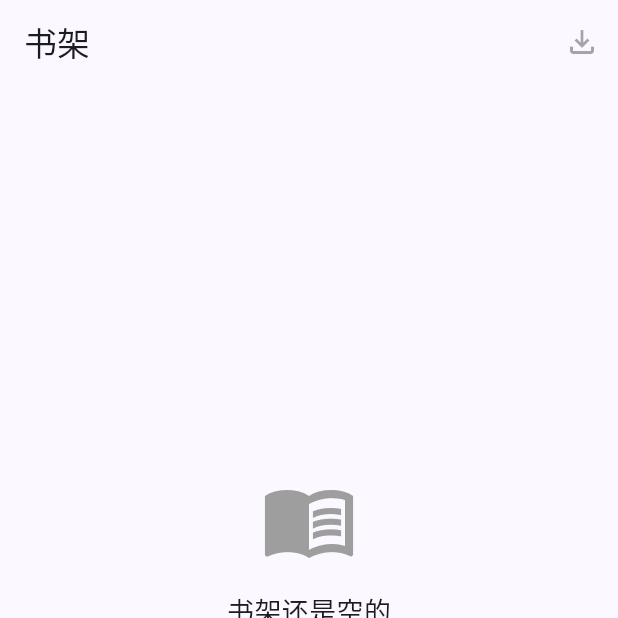
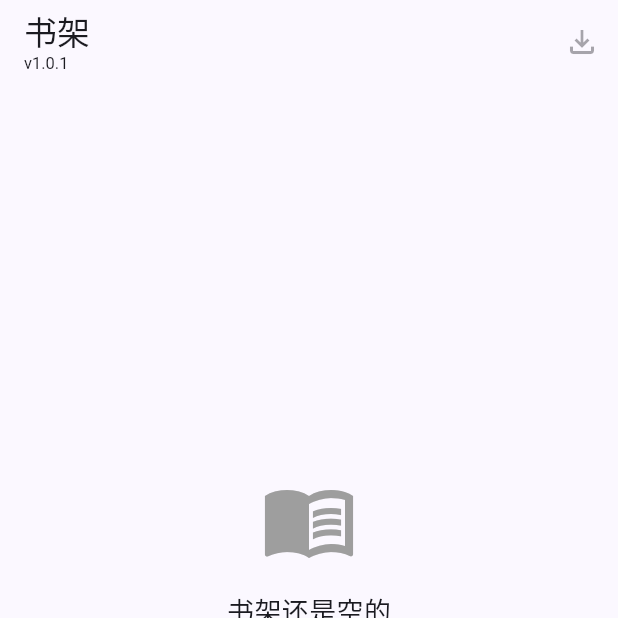
Before and after one commit to zhou18-book/dsh-demo, a Flutter app: the screen it shows after launch, on a phone screen of 412 x 824 dp, the top half of it. Run offline on Flutter 3.47's test engine with Material 3 defaults, Android fonts, the light colour scheme and no system bars; our stand-ins replace file_picker, sqflite, webview_flutter; accounts and stored records are empty.

Commit message:
Bump to 1.0.1: version the APK filename and show it in-app
The 1.0.1 fix reused the 1.0.0 filename and version, so the GitHub file page looked unchanged and an installed build could not be told apart from the old one. The release asset is now ebook_reader-1.0.1.apk and the shelf shows its version under the title. release/README.md gains a version history and a note that upgrading requires re-downloading the APK.

```diff
--- a/lib/library/library_page.dart
+++ b/lib/library/library_page.dart
@@ -6,6 +6,7 @@ import '../data/models.dart';
 import '../export/export_action.dart';
 import '../export/markdown_export.dart';
 import '../reader/reader_page.dart';
+import '../version.dart';
 import 'import_service.dart';
 
 class LibraryPage extends StatefulWidget {
@@ -183,7 +184,14 @@ class _LibraryPageState extends State<LibraryPage> {
   Widget build(BuildContext context) {
     return Scaffold(
       appBar: AppBar(
-        title: const Text('书架'),
+        title: const Column(
+          crossAxisAlignment: CrossAxisAlignment.start,
+          mainAxisSize: MainAxisSize.min,
+          children: [
+            Text('书架'),
+            Text('v$appVersion', style: TextStyle(fontSize: 11)),
+          ],
+        ),
         actions: [
           IconButton(
             tooltip: '导出全部笔记',
--- /dev/null
+++ b/lib/version.dart
@@ -0,0 +1,8 @@
+/// Shown in the app so a sideloaded build can be identified.
+///
+/// Deliberately a plain constant rather than a package_info_plus lookup: the whole
+/// point is to let someone holding two APKs with identical-looking filenames tell
+/// which build is installed, and adding a plugin for one string is not worth it.
+///
+/// KEEP IN SYNC with `version:` in pubspec.yaml.
+const String appVersion = '1.0.1';
--- a/pubspec.yaml
+++ b/pubspec.yaml
@@ -16,7 +16,7 @@ publish_to: 'none' # Remove this line if you wish to publish to pub.dev
 # https://developer.apple.com/library/archive/documentation/General/Reference/InfoPlistKeyReference/Articles/CoreFoundationKeys.html
 # In Windows, build-name is used as the major, minor, and patch parts
 # of the product and file versions while build-number is used as the build suffix.
-version: 1.0.0+1
+version: 1.0.1+2
 
 environment:
   sdk: ^3.13.4
```
Also changed, not shown: 2 other files.
